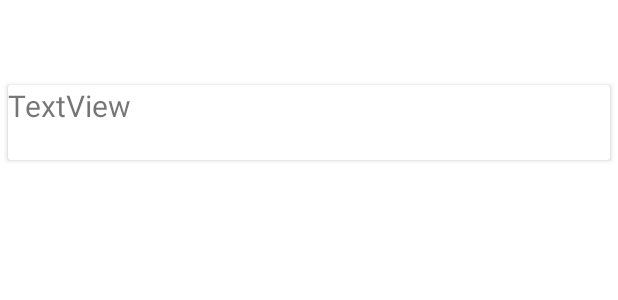
After one commit to portgasdpetch/fuelCalMobile, an Android app: the layout row.xml on its own in the app's theme, with its tools: preview values and no code run, on a phone screen of 412 x 824 dp. The commit adds this screen. Shown: the top 300 px of the screen. Run offline under Robolectric (Android 15) with nearby library versions, the phone set to English and light mode, and no system bars.

Commit message:
foxAndroid version

```diff
--- /dev/null
+++ b/app/src/main/res/layout/row.xml
@@ -0,0 +1,26 @@
+<?xml version="1.0" encoding="utf-8"?>
+<androidx.constraintlayout.widget.ConstraintLayout xmlns:android="http://schemas.android.com/apk/res/android"
+    xmlns:app="http://schemas.android.com/apk/res-auto"
+    android:layout_width="match_parent"
+    android:layout_height="match_parent">
+
+    <androidx.cardview.widget.CardView
+        android:layout_width="match_parent"
+        android:layout_height="50dp"
+        android:layout_marginStart="5dp"
+        android:layout_marginTop="5dp"
+        android:layout_marginEnd="5dp"
+        android:layout_marginBottom="666dp"
+        app:layout_constraintBottom_toBottomOf="parent"
+        app:layout_constraintEnd_toEndOf="parent"
+        app:layout_constraintStart_toStartOf="parent"
+        app:layout_constraintTop_toTopOf="parent">
+
+        <TextView
+            android:id="@+id/txtTitle"
+            android:layout_width="match_parent"
+            android:layout_height="match_parent"
+            android:text="TextView"
+            android:textSize="20sp" />
+    </androidx.cardview.widget.CardView>
+</androidx.constraintlayout.widget.ConstraintLayout>
```
Also changed, not shown: app/src/main/java/com/example/fuelCalculator/MyAdapter.kt (added, +29 -0 lines), app/src/main/java/com/example/fuelCalculator/ShuffleFragment.kt (+69 -8 lines), app/src/main/res/layout/fragment_shuffle.xml (+83 -69 lines).
